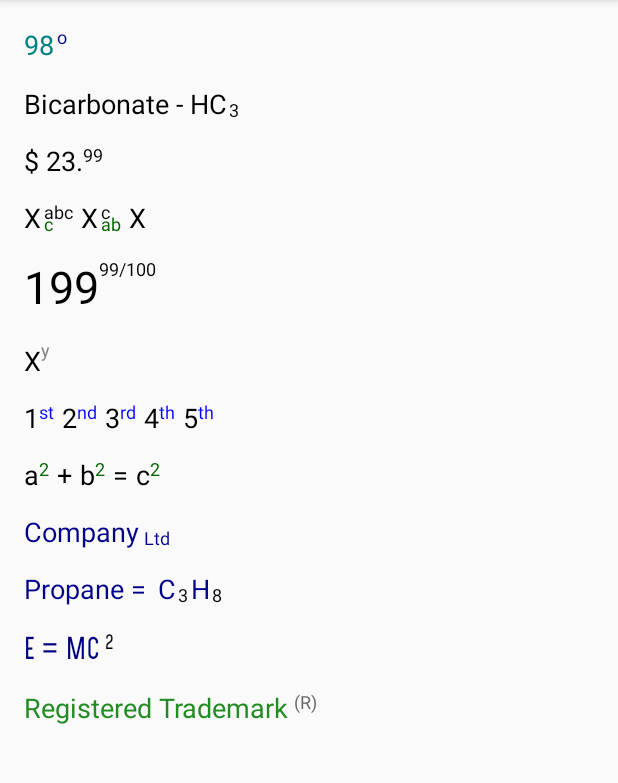
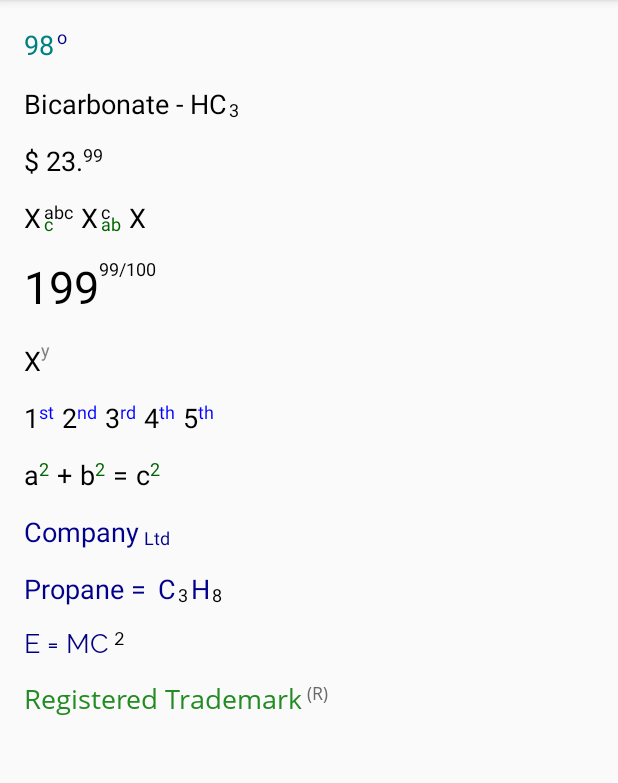
Before and after one commit to hilfritz/TextScriptView, an Android app: the screen it shows after launch (MainActivity), on a phone screen of 412 x 824 dp, the part 84-867 px from its top. Run offline under Robolectric (Android 15) with nearby library versions, the phone set to English and light mode, and no system bars.

Commit message:
added new fonts and removed the other fonts

```diff
--- a/app/src/main/java/com/hilfritz/textscriptview/MainActivity.java
+++ b/app/src/main/java/com/hilfritz/textscriptview/MainActivity.java
@@ -22,9 +22,9 @@ public class MainActivity extends AppCompatActivity {
         textScriptView.setSubScriptTextColor(R.color.Red);
         textScriptView.setSuperScriptTextColor(R.color.Black);
 
-        textScriptView.getTextView().setTypeface(FontCache.get(FontCache.FONT_GOTCHAGOTHIC_LIGHT, this));
-        textScriptView.getSuperscriptTextView().setTypeface(FontCache.get(FontCache.FONT_GOTCHAGOTHIC_LIGHT, this));
-        textScriptView.getSubscriptTextView().setTypeface(FontCache.get(FontCache.FONT_GOTCHAGOTHIC_LIGHT, this));
+        textScriptView.getTextView().setTypeface(FontCache.get(FontCache.FONT_RALEWAY_REGULAR, this));
+        textScriptView.getSuperscriptTextView().setTypeface(FontCache.get(FontCache.FONT_LATO_REGULAR, this));
+        textScriptView.getSubscriptTextView().setTypeface(FontCache.get(FontCache.FONT_OPENSANS_REGULAR, this));
 
 
         textScriptView2 = (TextScriptView) findViewById(R.id.textScriptView2);
@@ -34,6 +34,8 @@ public class MainActivity extends AppCompatActivity {
         textScriptView2.setTextColor(R.color.ForestGreen);
         textScriptView2.setSubScriptTextColor(R.color.Turquoise);
         textScriptView2.setSuperScriptTextColor(R.color.DimGray);
+        textScriptView2.getSuperscriptTextView().setTypeface(FontCache.get(FontCache.FONT_OPENSANS_REGULAR, this));
+        textScriptView2.getTextView().setTypeface(FontCache.get(FontCache.FONT_OPENSANS_REGULAR, this));
 
 
     }
```
Also changed, not shown: library/src/main/java/com/hilfritz/utils/FontCache.java (+6 -3 lines), library/src/main/assets/3DHandDrawns.ttf (deleted), library/src/main/assets/GotchaGothicLight.ttf (deleted), library/src/main/assets/Lato-Light.ttf (added), library/src/main/assets/Lato-Regular.ttf (added), library/src/main/assets/Markinson.otf (deleted), library/src/main/assets/OpenSans-Light.ttf (added), library/src/main/assets/OpenSans-Regular.ttf (added), library/src/main/assets/Raleway-Light.ttf (added), library/src/main/assets/Raleway-Regular.ttf (added).
